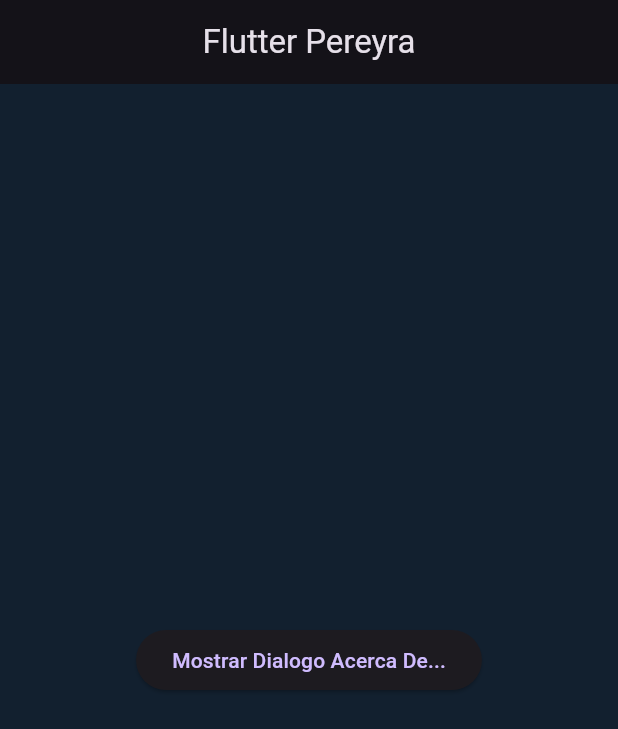
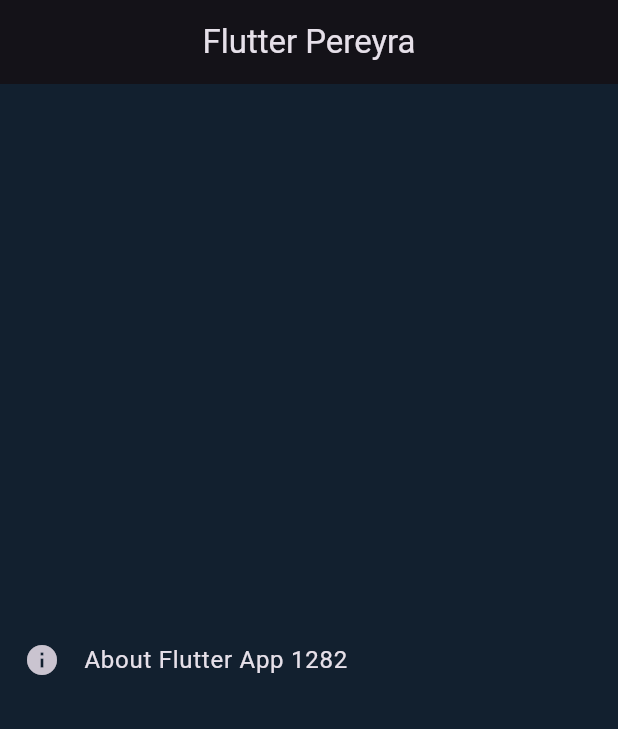
Before and after one commit to Ever-Daniel-Pereyra-Castillo/CursoFlutter1282, a Flutter app: the screen it shows after launch, on a phone screen of 412 x 824 dp. Shown: the top 729 px of the screen. Run offline on Flutter 3.47's test engine with Material 3 defaults, Android fonts, the phone set to English and light mode, and no system bars.

```diff
--- a/lib/main.dart
+++ b/lib/main.dart
@@ -1,5 +1,5 @@
 import 'package:flutter/material.dart';
-import 'package:pereyracurso/mi_widgets/dialogo_acerca_de.dart';
+import 'package:pereyracurso/mi_widgets/lista.dart';
 
 const Color darkblue = Color(0xFF12202F);
 void main() => runApp(const MiTarjeta());
@@ -19,7 +19,7 @@ class MiTarjeta extends StatelessWidget {
           centerTitle: true,
         ),
         //body: const LaTarjeta(),
-        body: const DialogoAcercaDe(),
+        body: const Liston(),
       ),
     );
   }
--- /dev/null
+++ b/lib/mi_widgets/lista.dart
@@ -0,0 +1,26 @@
+import 'package:flutter/material.dart';
+
+class Liston extends StatefulWidget {
+  const Liston({Key? key}) : super(key: key);
+
+  @override
+  State<Liston> createState() => _ListonState();
+}
+
+class _ListonState extends State<Liston> {
+  @override
+  Widget build(BuildContext context) {
+    return const Center(
+      child: AboutListTile(
+        icon: Icon(Icons.info),
+        applicationIcon: FlutterLogo(),
+        applicationLegalese: 'Legalese',
+        applicationName: 'Flutter App 1282',
+        applicationVersion: 'version 1.0.0',
+        aboutBoxChildren: [
+          Text('This is a text created by Flutter Mapp'),
+        ],
+      ),
+    );
+  }
+}
```
Also changed, not shown: z_recursos/lista.jpg (added), z_recursos/listar.jpg (added), 1 other file.
